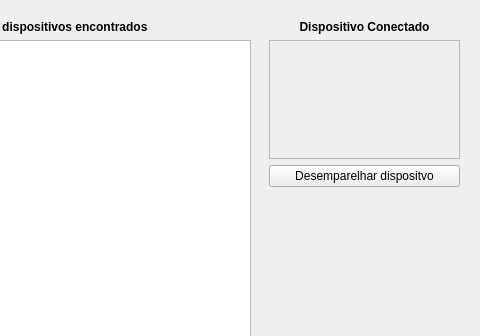
First picture: the form in ui/ui_files/connection_manager.ui, repository JPCassimiro/JHMR, before the edit; both pictures show x 168 to 648 and y 0 to 336 of the 648 by 445 pixel window.
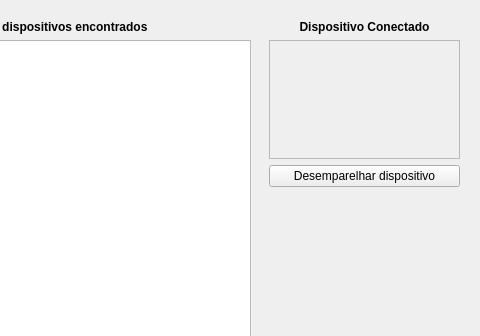
Second picture: the form after the edit. Icons and pictures are not drawn.

The edit to the form file:
```diff
--- a/ui/ui_files/connection_manager.ui
+++ b/ui/ui_files/connection_manager.ui
@@ -214,7 +214,7 @@
          <item>
           <widget class="QPushButton" name="unpairDeviceButton">
            <property name="text">
-            <string>Desemparelhar dispositvo</string>
+            <string>Desemparelhar dispositivo</string>
            </property>
           </widget>
          </item>
```
